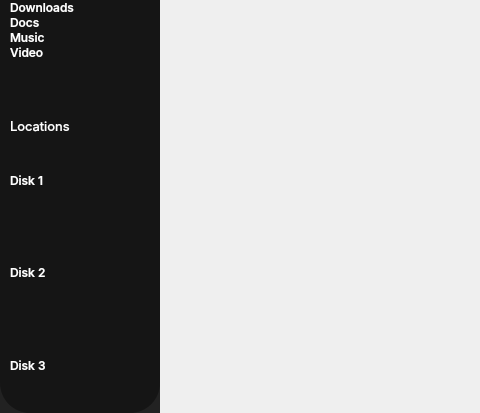
First picture: the form in mainwindow.ui, repository tkmrqq/FileManagerCPP, before the edit; both pictures show x 0 to 480 and y 307 to 720 of the 1280 by 720 pixel window.
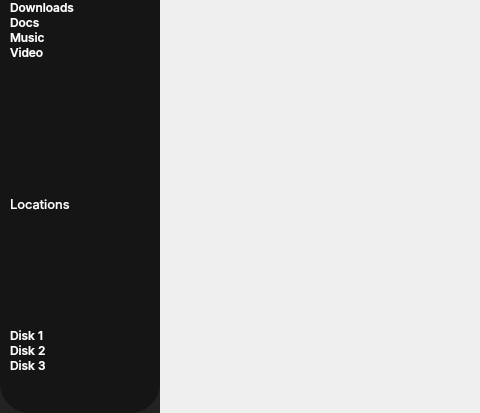
Second picture: the form after the edit. Icons and pictures are not drawn.

Patch:
```diff
--- a/mainwindow.ui
+++ b/mainwindow.ui
@@ -827,6 +827,8 @@
            <number>40</number>
           </property>
           <item>
+           <layout class="QVBoxLayout" name="layout">
+            <item>
            <widget class="QLabel" name="Locations">
             <property name="font">
              <font>
@@ -839,7 +841,7 @@
             </property>
            </widget>
           </item>
-          <item alignment="Qt::AlignTop">
+            <item>
            <widget class="QPushButton" name="Disk1">
             <property name="enabled">
              <bool>true</bool>
@@ -858,7 +860,7 @@
             </property>
            </widget>
           </item>
-          <item alignment="Qt::AlignTop">
+            <item>
            <widget class="QPushButton" name="Disk2">
             <property name="font">
              <font>
@@ -891,6 +893,8 @@
            </widget>
           </item>
          </layout>
+          </item>
+         </layout>
         </widget>
        </item>
       </layout>
```
Left out of the diff: 22 changed lines with no effect on the pictures. Lines whose indentation alone changed are shown as unchanged.
